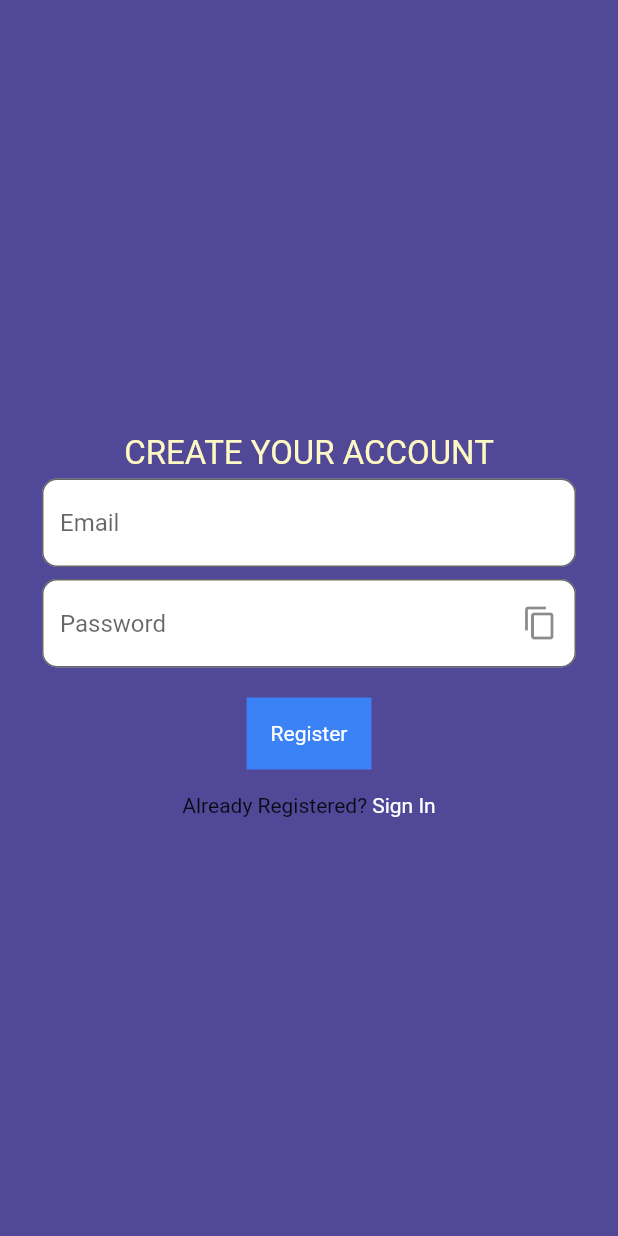
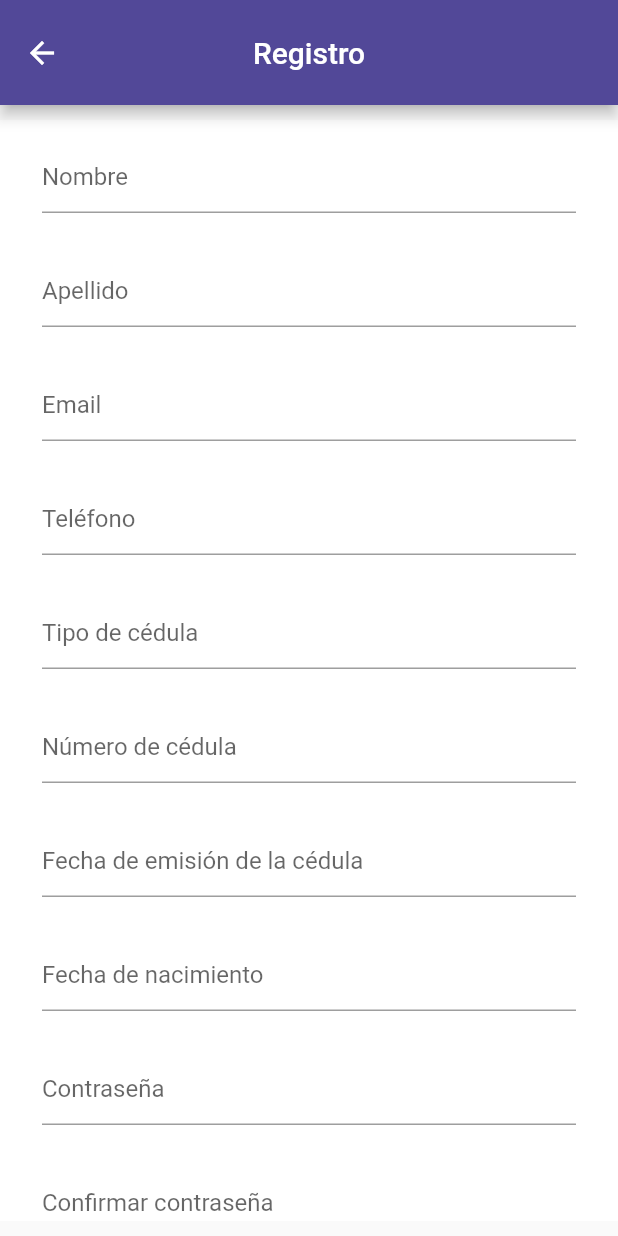
Before and after one commit to Judadimo22/edealApp, a Flutter app: the Registration screen opened directly, on a phone screen of 412 x 824 dp. Run offline on Flutter 3.47's test engine with Material 2 defaults, Android fonts, the phone set to English and light mode, and no system bars; drawn by our look-alikes of velocity_x; our stand-ins replace flutter_slidable, jwt_decoder, shared_preferences; accounts and stored records are empty.

Commit message:
register y confirm

```diff
--- a/edeal/lib/confirm.dart
+++ b/edeal/lib/confirm.dart
@@ -91,13 +91,27 @@ void fetchUserData() async {
   @override
   Widget build(BuildContext context) {
     return Scaffold(
+      appBar: AppBar(
+        title: Text('Ingresar código'),
+        centerTitle: true,
+        backgroundColor: Color(0XFF524898),
+        toolbarHeight: 70,
+        ),
       body: Center(
         child: userData.isNotEmpty
             ? Column(
                 mainAxisAlignment: MainAxisAlignment.center,
                 children: [
-                  Text('Confirm your account'),
-                    TextField(
+                  Container(
+                    margin: EdgeInsets.symmetric(horizontal: 40, vertical: 10),
+                    child:Text(
+                      textAlign:(TextAlign.center),
+                      'Verifica tu correo (${userData['email']}) e ingresa un código válido.'
+                      ),
+                  ),
+                  Container(
+                    margin: EdgeInsets.symmetric(horizontal: 40, vertical: 10),
+                    child:TextField(
                     controller: codecontroller,
                     keyboardType: TextInputType.text,
                     decoration: InputDecoration(
@@ -108,9 +122,17 @@ void fetchUserData() async {
                         border: OutlineInputBorder(
                             borderRadius: BorderRadius.all(Radius.circular(10.0)))),
                   ),
-                  ElevatedButton(onPressed: () => {
+                  ),
+                  Container(
+                    margin: EdgeInsets.symmetric(vertical: 10),
+                    child: ElevatedButton(onPressed: () => {
                     Confirm()
-                  }, child: Text('Confirmar Código'))
+                  },
+                  style: ElevatedButton.styleFrom(
+                   primary: Color(0XFFE8E112) , // Background color
+                    ),
+                  child: Text('Confirmar Cuenta')),
+                  )
                 ],
               )
             : CircularProgressIndicator(),
--- a/edeal/lib/registration.dart
+++ b/edeal/lib/registration.dart
@@ -18,6 +18,13 @@ class _RegistrationState extends State<Registration> {
 
   TextEditingController emailController = TextEditingController();
   TextEditingController passwordController = TextEditingController();
+  TextEditingController nameController = TextEditingController();
+  TextEditingController lastNameController = TextEditingController();
+  TextEditingController phoneController = TextEditingController();
+  TextEditingController tipoCedulaController = TextEditingController();
+  TextEditingController cedulaController = TextEditingController();
+  TextEditingController emisionCedulaController = TextEditingController();
+  TextEditingController fechaNacimientoController = TextEditingController();
   bool _isNotValidate = false;
   late SharedPreferences prefs;
   @override
@@ -29,11 +36,27 @@ class _RegistrationState extends State<Registration> {
     prefs = await SharedPreferences.getInstance();
   }
   void registerUser() async{
-    if(emailController.text.isNotEmpty && passwordController.text.isNotEmpty){
+    if(emailController.text.isNotEmpty &&
+    passwordController.text.isNotEmpty &&
+    nameController.text.isNotEmpty &&
+    lastNameController.text.isNotEmpty &&
+    phoneController.text.isNotEmpty &&
+    tipoCedulaController.text.isNotEmpty &&
+    cedulaController.text.isNotEmpty &&
+    emisionCedulaController.text.isNotEmpty &&
+    fechaNacimientoController.text.isNotEmpty
+    ){
 
       var regBody = {
         "email":emailController.text,
-        "password":passwordController.text
+        "password":passwordController.text,
+        "name": nameController.text,
+        "lastName": lastNameController.text,
+        "phone": phoneController.text,
+        "tipoCedula": tipoCedulaController.text,
+        "cedula": cedulaController.text,
+        "emisionCedula": emisionCedulaController.text,
+        "fechaNacimiento": fechaNacimientoController.text
       };
 
       var response = await http.post(Uri.parse(registration),
@@ -94,71 +117,143 @@ class _RegistrationState extends State<Registration> {
   Widget build(BuildContext context) {
     return SafeArea(
       child: Scaffold(
+        appBar: AppBar(
+          title: Text('Registro'),
+          centerTitle: true,
+          backgroundColor: Color(0XFF524898),
+          toolbarHeight: 70,
+        ),
         body: Container(
+          margin: EdgeInsets.only(top: 10, bottom: 10),
           width: MediaQuery.of(context).size.width,
           height: MediaQuery.of(context).size.height,
-          decoration: BoxDecoration(
-            gradient: LinearGradient(
-                colors: [const Color(0XFF524898),const Color.fromRGBO(82, 72, 152, 1)],
-                begin: FractionalOffset.topLeft,
-                end: FractionalOffset.bottomCenter,
-                stops: [0.0,0.8],
-                tileMode: TileMode.mirror
-            ),
-          ),
+          color: Colors.white,
           child: Center(
             child: SingleChildScrollView(
               child: Column(
                 mainAxisAlignment: MainAxisAlignment.center,
                 children: <Widget>[
                   HeightBox(10),
-                  "CREATE YOUR ACCOUNT".text.size(22).yellow100.make(),
-                  TextField(
+                  Container(
+                    margin: EdgeInsets.only(bottom: 20),
+                    child:TextField(
+                    controller: nameController,
+                    keyboardType: TextInputType.text,
+                    decoration: InputDecoration(
+                        errorStyle: TextStyle(color: Colors.white),
+                        errorText: _isNotValidate ? "Enter Proper Info" : null,
+                        hintText: "Nombre",),
+                  ).p4().px24(),
+                  ),
+                  Container(
+                    margin: EdgeInsets.only(bottom: 20),
+                    child:TextField(
+                    controller: lastNameController,
+                    keyboardType: TextInputType.text,
+                    decoration: InputDecoration(
+                        errorStyle: TextStyle(color: Colors.white),
+                        errorText: _isNotValidate ? "Enter Proper Info" : null,
+                        hintText: "Apellido",),
+                  ).p4().px24(),
+                  ),
+                  Container(
+                    margin: EdgeInsets.only(bottom: 20),
+                    child:TextField(
                     controller: emailController,
                     keyboardType: TextInputType.text,
                     decoration: InputDecoration(
-                        filled: true,
-                        fillColor: Colors.white,
                         errorStyle: TextStyle(color: Colors.white),
                         errorText: _isNotValidate ? "Enter Proper Info" : null,
-                        hintText: "Email",
-                        border: OutlineInputBorder(
-                            borderRadius: BorderRadius.all(Radius.circular(10.0)))),
+                        hintText: "Email",),
                   ).p4().px24(),
-                  TextField(
+                  ),
+                  Container(
+                    margin: EdgeInsets.only(bottom: 20),
+                    child:TextField(
+                    controller: phoneController,
+                    keyboardType: TextInputType.text,
+                    decoration: InputDecoration(
+                        errorStyle: TextStyle(color: Colors.white),
+                        errorText: _isNotValidate ? "Enter Proper Info" : null,
+                        hintText: "Teléfono",),
+                  ).p4().px24(),
+                  ),
+                  Container(
+                    margin: EdgeInsets.only(bottom: 20),
+                    child:TextField(
+                    controller: tipoCedulaController,
+                    keyboardType: TextInputType.text,
+                    decoration: InputDecoration(
+                        errorStyle: TextStyle(color: Colors.white),
+                        errorText: _isNotValidate ? "Enter Proper Info" : null,
+                        hintText: "Tipo de cédula",),
+                  ).p4().px24(),
+                  ),
+                  Container(
+                    margin: EdgeInsets.only(bottom: 20),
+                    child:TextField(
+                    controller: cedulaController,
+                    keyboardType: TextInputType.text,
+                    decoration: InputDecoration(
+                        errorStyle: TextStyle(color: Colors.white),
+                        errorText: _isNotValidate ? "Enter Proper Info" : null,
+                        hintText: "Número de cédula",),
+                  ).p4().px24(),
+                  ),
+                   Container(
+                    margin: EdgeInsets.only(bottom: 20),
+                    child:TextField(
+                    controller: emisionCedulaController,
+                    keyboardType: TextInputType.text,
+                    decoration: InputDecoration(
+                        errorStyle: TextStyle(color: Colors.white),
+                        errorText: _isNotValidate ? "Enter Proper Info" : null,
+                        hintText: "Fecha de emisión de la cédula",),
+                  ).p4().px24(),
+                  ),
+                  Container(
+                    margin: EdgeInsets.only(bottom: 20),
+                    child:TextField(
+                    controller: fechaNacimientoController,
+                    keyboardType: TextInputType.text,
+                    decoration: InputDecoration(
+                        errorStyle: TextStyle(color: Colors.white),
+                        errorText: _isNotValidate ? "Enter Proper Info" : null,
+                        hintText: "Fecha de nacimiento",),
+                  ).p4().px24(),
+                  ),
+                   Container(
+                    margin: EdgeInsets.only(bottom: 20),
+                    child:TextField(
                     controller: passwordController,
                     keyboardType: TextInputType.text,
                     decoration: InputDecoration(
-                        suffixIcon: IconButton(icon: Icon(Icons.copy),onPressed: (){
-                          final data = ClipboardData(text: passwordController.text);
-                          Clipboard.setData(data);
-                        },),
-                        filled: true,
-                        fillColor: Colors.white,
                         errorStyle: TextStyle(color: Colors.white),
                         errorText: _isNotValidate ? "Enter Proper Info" : null,
-                        hintText: "Password",
-                        border: OutlineInputBorder(
-                            borderRadius: BorderRadius.all(Radius.circular(10.0)))),
+                        hintText: "Contraseña",),
                   ).p4().px24(),
-                  HStack([
-                    GestureDetector(
-                      onTap: ()=>{
+                  ),
+                  Container(
+                    margin: EdgeInsets.only(bottom: 20),
+                    child:TextField(
+                    controller: passwordController,
+                    keyboardType: TextInputType.text,
+                    decoration: InputDecoration(
+                        errorStyle: TextStyle(color: Colors.white),
+                        errorText: _isNotValidate ? "Enter Proper Info" : null,
+                        hintText: "Confirmar contraseña",),
+                  ).p4().px24(),
+                  ),
+                  Container(
+                    child: ElevatedButton(
+                      onPressed: () =>{
                         registerUser()
                       },
-                        child: VxBox(
-                          child: "Register".text.white.makeCentered().p16()).blue500.make().px8().py16(),
+                      style: ElevatedButton.styleFrom(
+                        primary: Color(0XFFE8E112) , // Background color
+                        ),
+                      child: Text('REGISTRARSE'),
                     ),
-                  ]),
-                  GestureDetector(
-                    onTap: (){
-                      print("Sign In");
-                      Navigator.push(context, MaterialPageRoute(builder: (context)=>SignInPage()));
-                    },
-                    child: HStack([
-                      "Already Registered?".text.make(),
-                      " Sign In".text.white.make()
-                    ]).centered(),
                   )
                 ],
               ),
```
